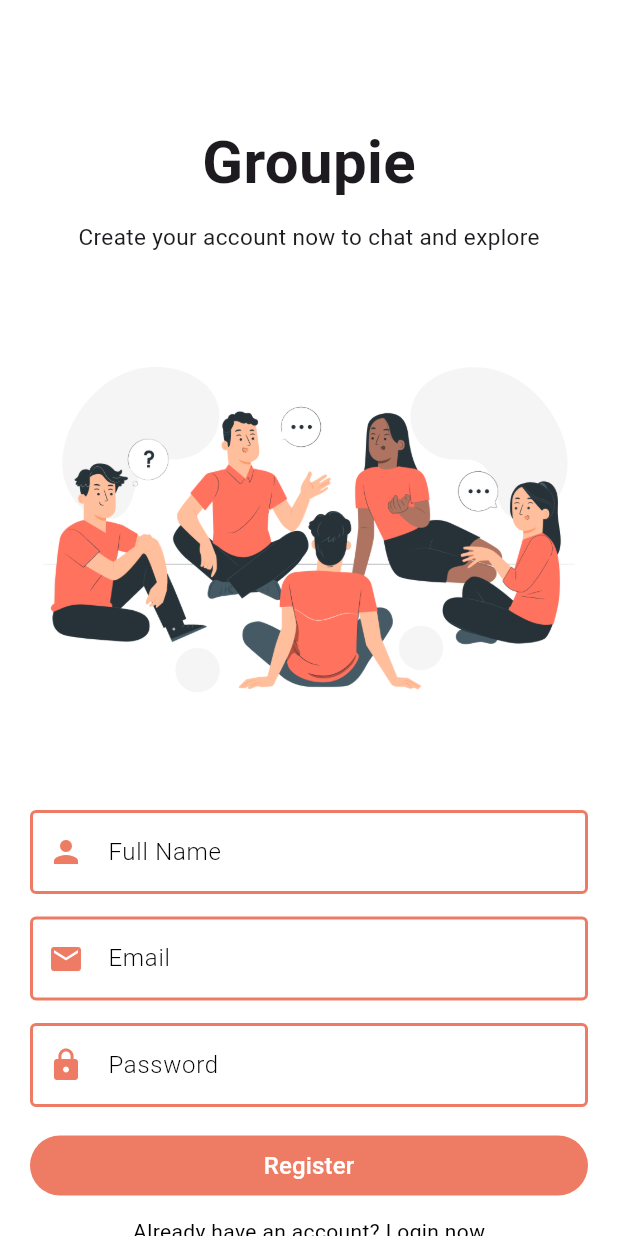
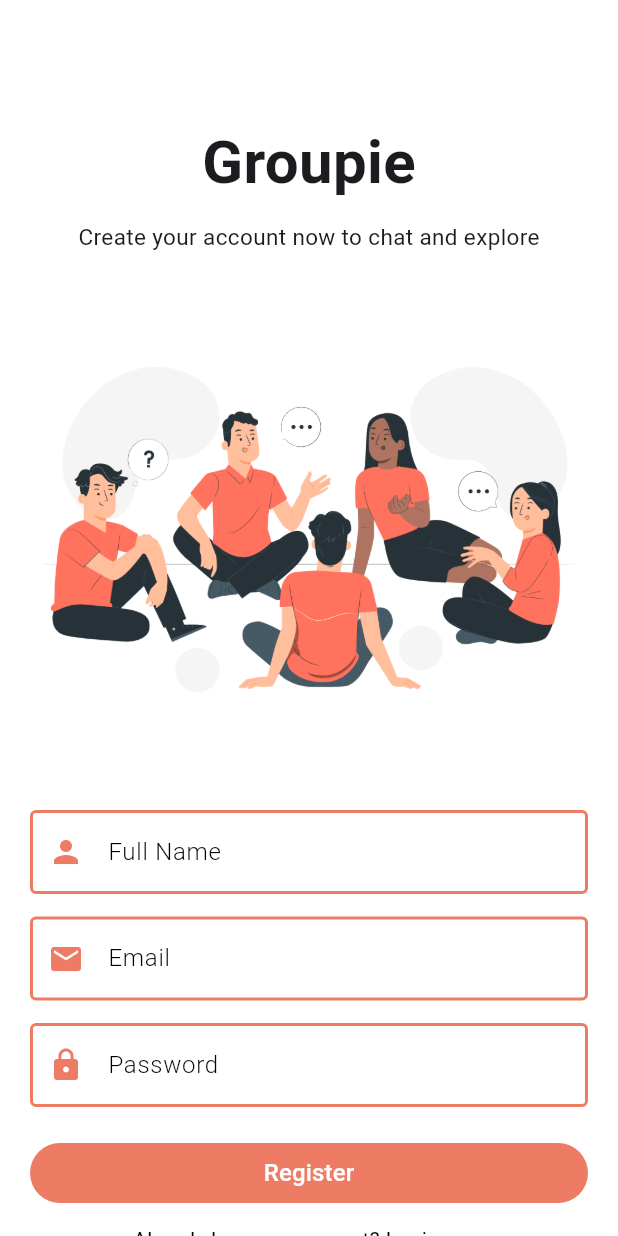
Before and after one commit to ShantanuDhar/ChatApp_FllutterAndFirebase, a Flutter app: the RegisterPage screen opened directly, on a phone screen of 412 x 824 dp. Run offline on Flutter 3.47's test engine with Material 3 defaults, Android fonts, the phone set to English and light mode, and no system bars; our stand-ins replace cloud_firestore, firebase_auth, firebase_core, shared_preferences; accounts and stored records are empty.

```diff
--- a/lib/main.dart
+++ b/lib/main.dart
@@ -33,6 +33,7 @@ class MyApp extends StatefulWidget {
 class _MyAppState extends State<MyApp> {
   bool _isSignedIn = false;
 
+
   @override
   void initState() {
     super.initState();
--- a/lib/pages/auth/register_page.dart
+++ b/lib/pages/auth/register_page.dart
@@ -1,126 +1,127 @@
+import 'package:chatapp_firebase/helper/helper_function.dart';
 import 'package:chatapp_firebase/pages/auth/login_page.dart';
+import 'package:chatapp_firebase/pages/auth/home_page.dart';
+import 'package:chatapp_firebase/service/auth_service.dart';
 import 'package:chatapp_firebase/widgets/widgets.dart';
-import 'package:flutter/foundation.dart';
 import 'package:flutter/gestures.dart';
 import 'package:flutter/material.dart';
-import 'package:flutter/widgets.dart';
 
 class RegisterPage extends StatefulWidget {
-  const RegisterPage({super.key});
+  const RegisterPage({Key? key}) : super(key: key);
 
   @override
   State<RegisterPage> createState() => _RegisterPageState();
 }
 
 class _RegisterPageState extends State<RegisterPage> {
-   final _formKey = GlobalKey<FormState>();
+  bool _isLoading = false;
+  final formKey = GlobalKey<FormState>();
   String email = "";
-  String pass = "";
+  String password = "";
   String fullName = "";
+  AuthService authService = AuthService();
   @override
   Widget build(BuildContext context) {
     return Scaffold(
-      body:SingleChildScrollView(
+      body: _isLoading
+          ? Center(
+              child: CircularProgressIndicator(
+                  color: Theme.of(context).primaryColor))
+          : SingleChildScrollView(
               child: Padding(
-          padding: const EdgeInsets.symmetric(horizontal:20, vertical:80),
+                padding:
+                    const EdgeInsets.symmetric(horizontal: 20, vertical: 80),
                 child: Form(
-                key: _formKey,
-                child:  Column(
+                    key: formKey,
+                    child: Column(
                       mainAxisAlignment: MainAxisAlignment.center,
                       crossAxisAlignment: CrossAxisAlignment.center,
-          children: [
-            const Text("Groupie", style:TextStyle(fontSize: 40, fontWeight: FontWeight.bold)),
+                      children: <Widget>[
+                        const Text(
+                          "Groupie",
+                          style: TextStyle(
+                              fontSize: 40, fontWeight: FontWeight.bold),
+                        ),
                         const SizedBox(height: 10),
-            Center(
-              child: const Text("Create your account now to chat and explore",style: TextStyle(
-                fontSize: 15, fontWeight: FontWeight.w400
-              ),),
-            ),
+                        const Text(
+                            "Create your account now to chat and explore",
+                            style: TextStyle(
+                                fontSize: 15, fontWeight: FontWeight.w400)),
                         Image.asset("assets/register.png"),
                         TextFormField(
-                decoration: textInputDecoration.copyWith(labelText: "Full Name",
+                          decoration: textInputDecoration.copyWith(
+                              labelText: "Full Name",
                               prefixIcon: Icon(
                                 Icons.person,
                                 color: Theme.of(context).primaryColor,
                               )),
-                onChanged: (val){
+                          onChanged: (val) {
                             setState(() {
-                    fullName= val;
+                              fullName = val;
                             });
-
-
                           },
                           validator: (val) {
-                  if(val!.isNotEmpty){
+                            if (val!.isNotEmpty) {
                               return null;
-
                             } else {
                               return "Name cannot be empty";
                             }
-
                           },
-
-
                         ),
-
-              const SizedBox(height: 15),
+                        const SizedBox(
+                          height: 15,
+                        ),
                         TextFormField(
-                decoration: textInputDecoration.copyWith(labelText: "Email",
+                          decoration: textInputDecoration.copyWith(
+                              labelText: "Email",
                               prefixIcon: Icon(
                                 Icons.email,
                                 color: Theme.of(context).primaryColor,
                               )),
-                onChanged: (val){
+                          onChanged: (val) {
                             setState(() {
-                    email= val;
+                              email = val;
                             });
+                          },
 
-
-                },
+                          // check tha validation
                           validator: (val) {
                             return RegExp(
                                         r"^[a-zA-Z0-9.a-zA-Z0-9.!#$%&'*+-/=?^_`{|}~]+@[a-zA-Z0-9]+\.[a-zA-Z]+")
                                     .hasMatch(val!)
                                 ? null
                                 : "Please enter a valid email";
-
                           },
-
-
                         ),
                         const SizedBox(height: 15),
                         TextFormField(
                           obscureText: true,
-                decoration: textInputDecoration.copyWith(labelText: "Password",
+                          decoration: textInputDecoration.copyWith(
+                              labelText: "Password",
                               prefixIcon: Icon(
                                 Icons.lock,
                                 color: Theme.of(context).primaryColor,
                               )),
-                onChanged: (val){
+                          validator: (val) {
+                            if (val!.length < 6) {
+                              return "Password must be at least 6 characters";
+                            } else {
+                              return null;
+                            }
+                          },
+                          onChanged: (val) {
                             setState(() {
-                    pass= val;
-
+                              password = val;
                             });
                           },
-                validator: (val) {
-                   if(val!.length<6){
-                    return "Password must be at least 6 characters";
-
-                   }
-                   else{
-                    return null;
-                   }
-
-                },
-
-
-
-
                         ),
-              const SizedBox(height: 15),
+                        const SizedBox(
+                          height: 20,
+                        ),
                         SizedBox(
                           width: double.infinity,
-                child: ElevatedButton( style: ElevatedButton.styleFrom(
+                          child: ElevatedButton(
+                            style: ElevatedButton.styleFrom(
                                 backgroundColor: Theme.of(context).primaryColor,
                                 elevation: 0,
                                 shape: RoundedRectangleBorder(
@@ -130,42 +131,55 @@ class _RegisterPageState extends State<RegisterPage> {
                               style:
                                   TextStyle(color: Colors.white, fontSize: 16),
                             ),
-                  onPressed: (){
+                            onPressed: () {
                               register();
-                  }),
+                            },
                           ),
-              const SizedBox(height: 10),
+                        ),
+                        const SizedBox(
+                          height: 10,
+                        ),
                         Text.rich(TextSpan(
                           text: "Already have an account? ",
-                style:TextStyle(
+                          style: const TextStyle(
                               color: Colors.black, fontSize: 14),
                           children: <TextSpan>[
                             TextSpan(
                                 text: "Login now",
-                                style:  TextStyle(
+                                style: const TextStyle(
                                     color: Colors.black,
                                     decoration: TextDecoration.underline),
                                 recognizer: TapGestureRecognizer()
                                   ..onTap = () {
                                     nextScreen(context, const LoginPage());
-                                  }
-                                ),
-
+                                  }),
                           ],
-
-
-              ))
-
-
-
+                        )),
                       ],
+                    )),
               ),
             ),
-        )
-      )
+    );
+  }
 
-    );
+  register() async {
+    if (formKey.currentState!.validate()) {
+      setState(() {
+        _isLoading = true;
+      });
+      await authService
+          .registerUser(fullName, email, password)
+          .then((value) async {
+        if (value == true) {
+          // saving the shared preference state
 
+        } else {
+          showSnackbar(context, Colors.red, value);
+          setState(() {
+            _isLoading = false;
+          });
         }
-  register(){}
+      });
     }
+  }
+}
--- /dev/null
+++ b/lib/service/database_service.dart
@@ -0,0 +1,23 @@
+import 'package:cloud_firestore/cloud_firestore.dart';
+
+class DatabaseService {
+  final String? uid;
+  DatabaseService({this.uid});
+
+  // reference for our collections
+  final CollectionReference userCollection =
+      FirebaseFirestore.instance.collection("users");
+  final CollectionReference groupCollection =
+      FirebaseFirestore.instance.collection("groups");
+
+  // saving the userdata
+  Future savingUserData(String fullName, String email) async {
+    return await userCollection.doc(uid).set({
+      "fullName": fullName,
+      "email": email,
+      "groups": [],
+      "profilePic": "",
+      "uid": uid,
+    });
+  }
+}
--- a/pubspec.yaml
+++ b/pubspec.yaml
@@ -28,8 +28,10 @@ environment:
 # the latest version available on pub.dev. To see which dependencies have newer
 # versions available, run `flutter pub outdated`.
 dependencies:
+  cloud_firestore: ^4.15.10
   cupertino_icons: ^1.0.6
-  firebase_core: ^2.27.1
+  firebase_auth: ^4.18.0
+  firebase_core: ^2.27.2
   flutter:
     sdk: flutter
   shared_preferences: ^2.2.2
```
Also changed, not shown: lib/service/auth_service.dart (added, +24 -0 lines), lib/widgets/widgets.dart (+17 -0 lines), pubspec.lock, 4 other files. Lines whose indentation alone changed are shown as unchanged.
